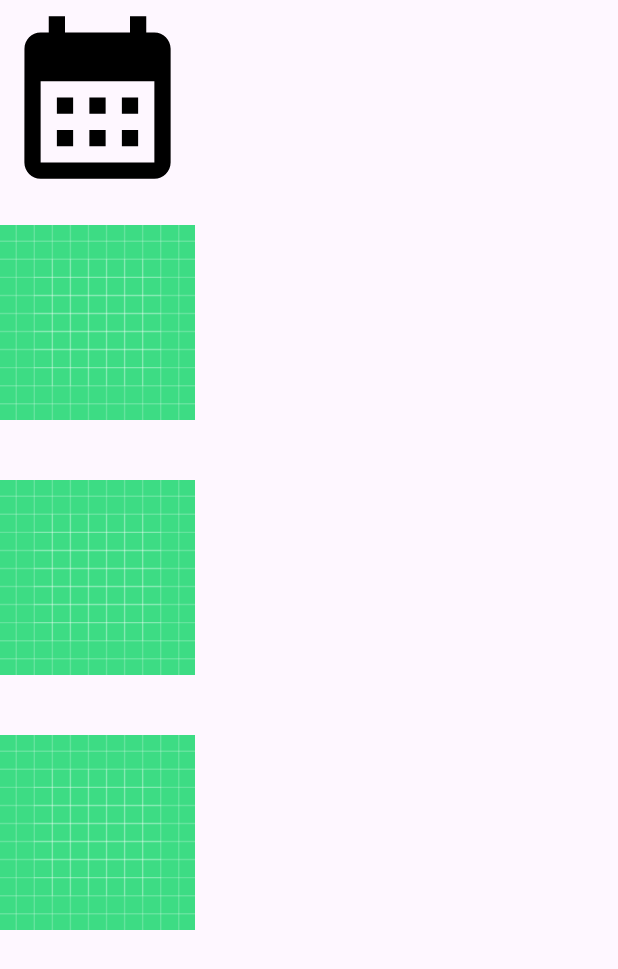
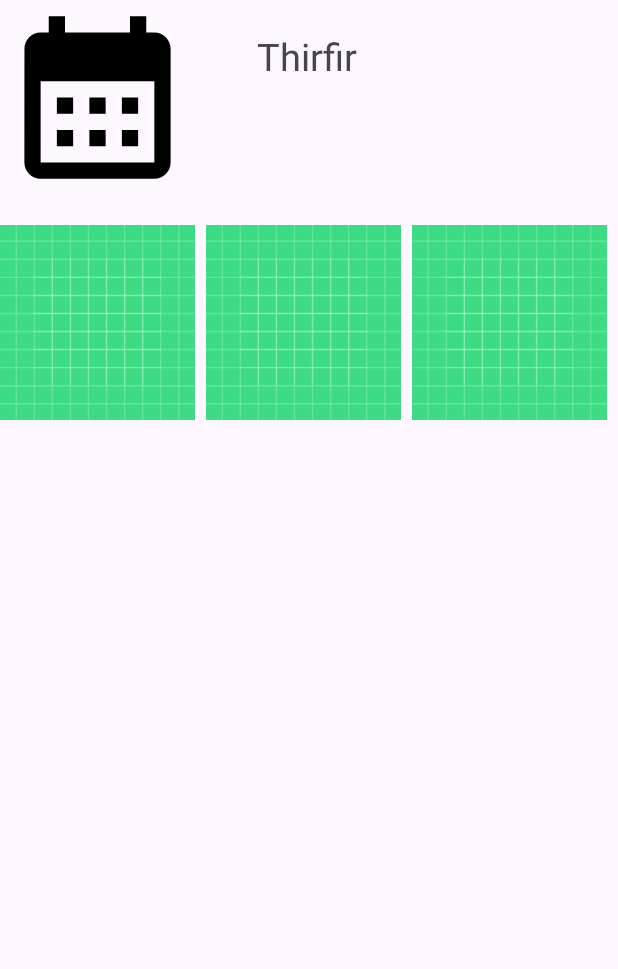
Before and after one commit to skdud0629/Iamzero, an Android app: the layout fragment_diary.xml on its own in the app's theme, with its tools: preview values and no code run, on a phone screen of 412 x 824 dp. Shown: the top 969 px of the screen. Run offline under Robolectric (Android 15) with nearby library versions, the phone set to English and light mode, and no system bars.

Commit message:
modify diary xml

```diff
--- a/app/src/main/res/layout/fragment_diary.xml
+++ b/app/src/main/res/layout/fragment_diary.xml
@@ -24,10 +24,11 @@
             android:layout_width="200dp"
             android:layout_height="wrap_content"
             android:layout_marginTop="20dp"
-            android:text=""
+            android:textSize="25sp"
             app:layout_constraintEnd_toEndOf="parent"
             app:layout_constraintStart_toEndOf="@+id/profile_iv"
-            app:layout_constraintTop_toTopOf="parent" />
+            app:layout_constraintTop_toTopOf="parent"
+            tools:text="Thirfir"/>
 
     </androidx.constraintlayout.widget.ConstraintLayout>
 
@@ -36,6 +37,8 @@
         android:layout_height="0dp"
         app:layout_constraintBottom_toBottomOf="parent"
         app:layout_constraintTop_toBottomOf="@+id/constraintLayout"
+        app:layoutManager="androidx.recyclerview.widget.GridLayoutManager"
+        app:spanCount="3"
         tools:listitem="@layout/item_post"/>
 
 
```
